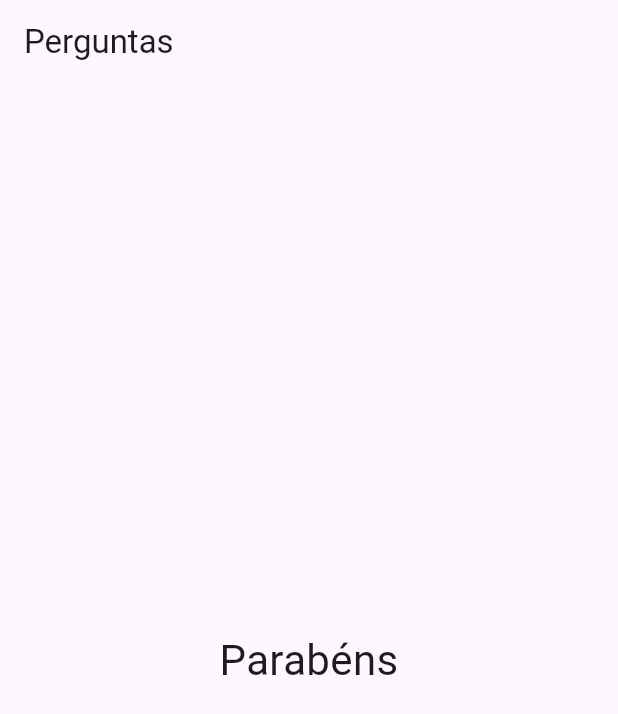
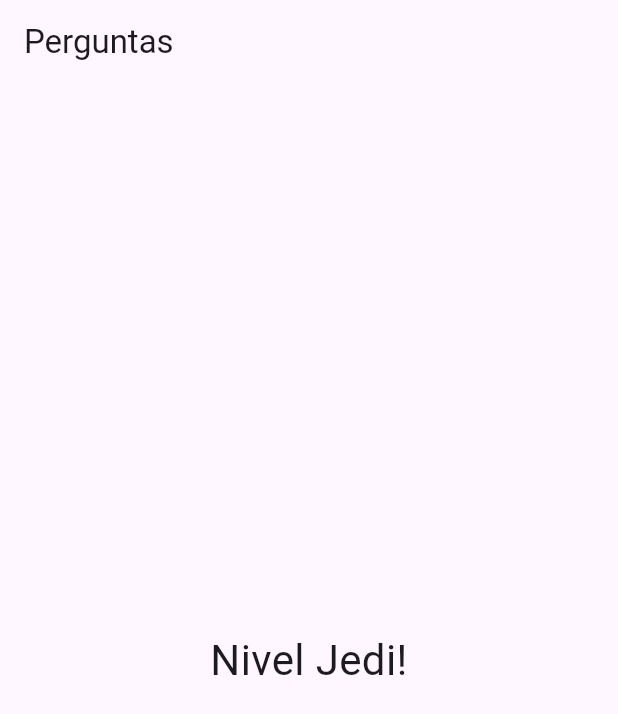
Before and after one commit to ebersc/Flutter, a Flutter app: the screen it shows after launch, after a tap on "Preto", after a tap on "Cobra", after a tap on "Leo", on a phone screen of 412 x 824 dp. Shown: the top 714 px of the screen. Run offline on Flutter 3.47's test engine with Material 3 defaults, Android fonts, the phone set to English and light mode, and no system bars.

Commit message:
Adicionando pontuação

```diff
--- a/projeto_perguntas/lib/main.dart
+++ b/projeto_perguntas/lib/main.dart
@@ -6,18 +6,34 @@ void main() => runApp(const PerguntaApp());
 
 class _PerguntaAppState extends State<PerguntaApp> {
   var _perguntaSelecionada = 0;
+  var _pontuacaoTotal = 0;
   final _perguntas = const [
     {
-            'texto' : 'Qual é a sua cor favorita?',
-            'respostas' : ['Preto', 'Vermelho', 'Verde', 'Branco'],
+      'texto': 'Qual é a sua cor favorita?',
+      'respostas': [
+        {'texto': 'Preto', 'pontuacao': 10},
+        {'texto': 'Vermelho', 'pontuacao': 8},
+        {'texto': 'Verde', 'pontuacao': 4},
+        {'texto': 'Branco', 'pontuacao': 2}
+      ],
     },
     {
-            'texto' : 'Qual é o seu animal favorito?',
-            'respostas' : ['Coelho', 'Cobra', 'Elefante', 'Leão'],
+      'texto': 'Qual é o seu animal favorito?',
+      'respostas': [
+        {'texto': 'Coelho', 'pontuacao': 2},
+        {'texto': 'Cobra', 'pontuacao': 4},
+        {'texto': 'Elefante', 'pontuacao': 8},
+        {'texto': 'Leão', 'pontuacao': 10},
+      ],
     },
     {
-            'texto' : 'Qual o seu instrutor favorito?',
-            'respostas' : ['Maria', 'João', 'Leo', 'Pedro'],
+      'texto': 'Qual o seu instrutor favorito?',
+      'respostas': [
+        {'texto': 'Maria', 'pontuacao': 8},
+        {'texto': 'João', 'pontuacao': 4},
+        {'texto': 'Leo', 'pontuacao': 10},
+        {'texto': 'Pedro', 'pontuacao': 2},
+      ],
     }
   ];
 
@@ -25,17 +41,17 @@ class _PerguntaAppState extends State<PerguntaApp> {
     return _perguntaSelecionada < _perguntas.length;
   }
 
-    void _responder() {
-        if(temPerguntaSelecionada){
+  void _responder(int pontuacao) {
+    if (temPerguntaSelecionada) {
       setState(() {
         _perguntaSelecionada++;
+        _pontuacaoTotal += pontuacao;
       });
     }
   }
 
   @override
   Widget build(BuildContext context) {
-
     return MaterialApp(
       home: Scaffold(
           appBar: AppBar(
@@ -45,10 +61,8 @@ class _PerguntaAppState extends State<PerguntaApp> {
               ? Questionario(
                   perguntas: _perguntas,
                   perguntaSelecionada: _perguntaSelecionada,
-                    quandoResponder: _responder
-                )
-                : Resultado()
-            ),
+                  quandoResponder: _responder)
+              : Resultado(_pontuacaoTotal)),
     );
   }
 }
--- a/projeto_perguntas/lib/questao.dart
+++ b/projeto_perguntas/lib/questao.dart
@@ -1,7 +1,6 @@
 import 'package:flutter/material.dart';
 
 class Questao extends StatelessWidget {
-
   final String texto;
 
   const Questao(this.texto);
--- a/projeto_perguntas/lib/questionario.dart
+++ b/projeto_perguntas/lib/questionario.dart
@@ -3,10 +3,9 @@ import './questao.dart';
 import './resposta.dart';
 
 class Questionario extends StatelessWidget {
-
   final List<Map<String, Object>> perguntas;
   final int perguntaSelecionada;
-    final void Function() quandoResponder;
+  final void Function(int) quandoResponder;
 
   const Questionario({
     required this.perguntas,
@@ -20,13 +19,19 @@ class Questionario extends StatelessWidget {
 
   @override
   Widget build(BuildContext context) {
-        List<String> respostas = temPerguntaSelecionada
-            ? perguntas[perguntaSelecionada].cast()['respostas']
+    List<Map<String, Object>> respostas = temPerguntaSelecionada
+        ? perguntas[perguntaSelecionada]['respostas']
+            as List<Map<String, Object>>
         : [];
     return Column(
       children: [
         Questao(perguntas[perguntaSelecionada]['texto'].toString()),
-                ...respostas.map((t) => Resposta(t, quandoResponder)),
+        ...respostas.map((resp) {
+          return Resposta(
+            resp['texto'] as String,
+            () => quandoResponder(int.parse(resp['pontuacao'].toString())),
+          );
+        }).toList(),
       ],
     );
   }
--- a/projeto_perguntas/lib/resposta.dart
+++ b/projeto_perguntas/lib/resposta.dart
@@ -1,7 +1,6 @@
 import 'package:flutter/material.dart';
 
 class Resposta extends StatelessWidget {
-
   final String texto;
 
   final void Function() quandoSelecionado;
--- a/projeto_perguntas/lib/resultado.dart
+++ b/projeto_perguntas/lib/resultado.dart
@@ -1,17 +1,28 @@
 import 'package:flutter/material.dart';
 
 class Resultado extends StatelessWidget {
+  final int pontuacao;
+  const Resultado(this.pontuacao);
 
-    const Resultado({super.key});
+  String get fraseResultado {
+    if (pontuacao < 8) {
+      return 'Parabéns!';
+    } else if (pontuacao < 12) {
+      return 'Você é bom!';
+    } else if (pontuacao < 16) {
+      return 'Impressionante!';
+    } else {
+      return 'Nivel Jedi!';
+    }
+  }
 
   @override
   Widget build(BuildContext context) {
     return Center(
         child: Text(
-                'Parabéns',
+      fraseResultado,
       style: TextStyle(fontSize: 28), //Tamanho do texto
       textAlign: TextAlign.center, //Alinhamento do texto
-            )
-        );
+    ));
   }
 }
```
Lines whose indentation alone changed are shown as unchanged.
